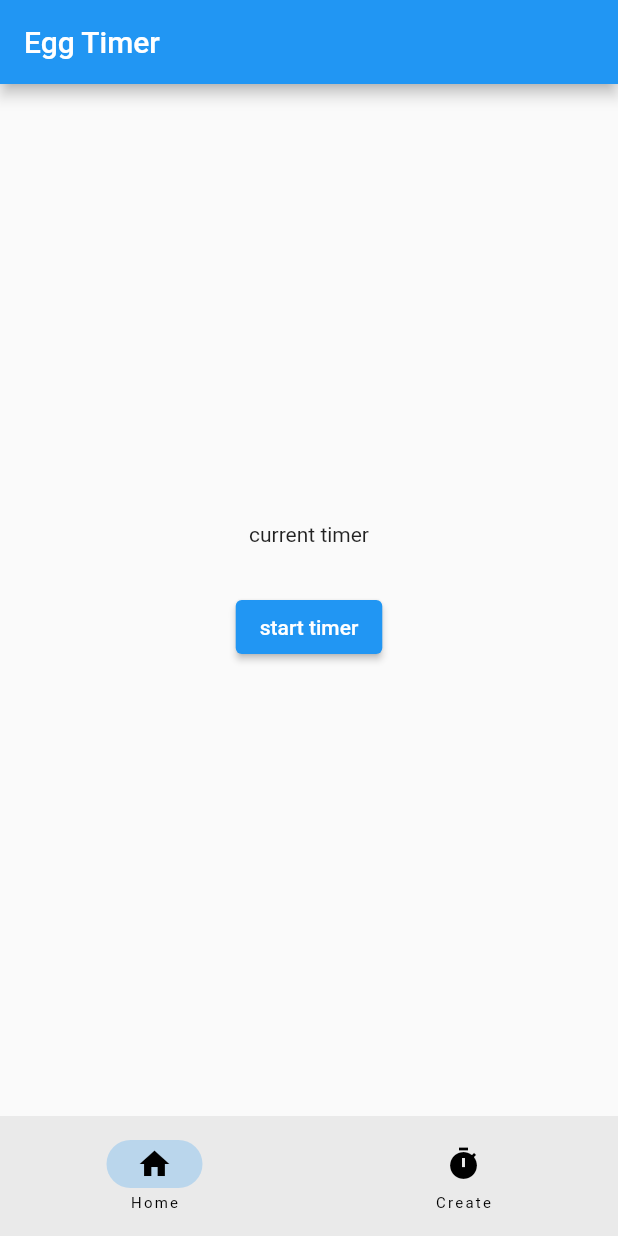
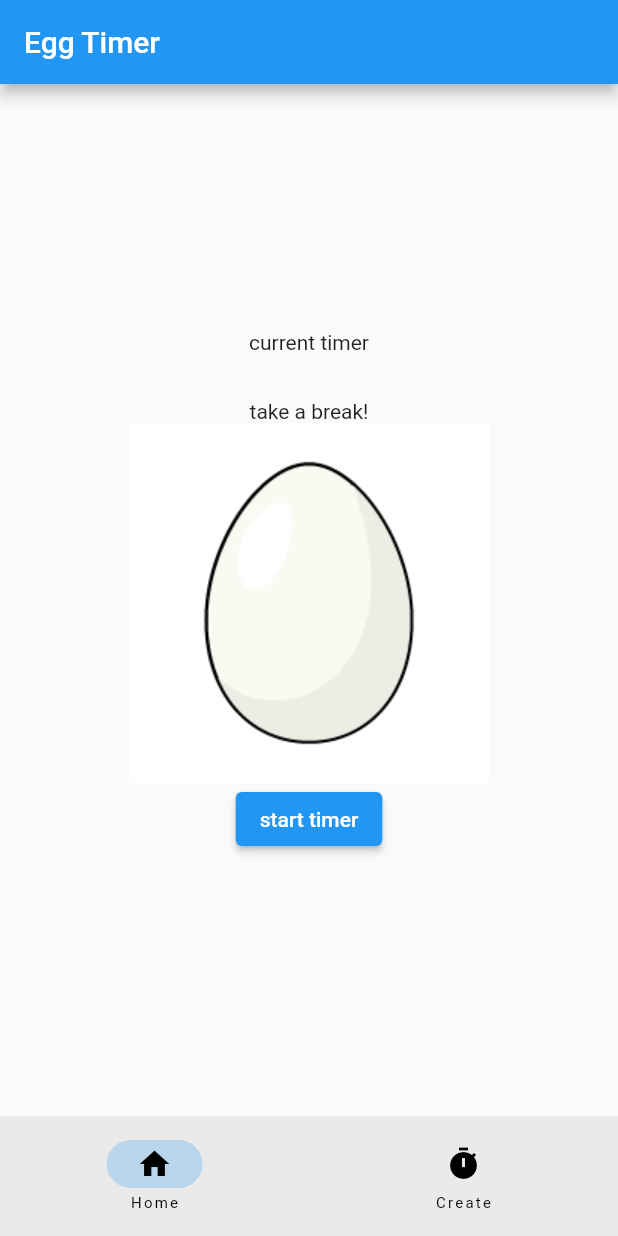
Before and after one commit to Chris-Coleongco/flutter_pomodoro, a Flutter app: the screen it shows after launch, after a tap on "start timer", on a phone screen of 412 x 824 dp. Run offline on Flutter 3.47's test engine with Material 2 defaults, Android fonts, the phone set to English and light mode, and no system bars; our stand-ins replace shared_preferences.

Commit message:
IT WORKS

```diff
--- a/lib/main.dart
+++ b/lib/main.dart
@@ -11,6 +11,11 @@ int savedRestTime = 0;
 String savedAvatar = '';
 
 String durationTypeA = '';
+
+StreamController<String> _durationTypeController =
+    StreamController<String>.broadcast();
+Stream<String> get durationTypeStream => _durationTypeController.stream;
+
 _retrieveTimerInfo() async {
   final prefs = await SharedPreferences.getInstance();
   savedWorkOnTime = prefs.getInt('workOnTime') ?? -1;
@@ -52,16 +57,17 @@ runTimerRecursive() {
       print('divisible');
     } else if (difference % (savedWorkOnTime + savedRestTime) != 0) {
       int remainder = difference % (savedWorkOnTime + savedRestTime);
-
-      if (_isActive == true) {
       if (remainder <= savedWorkOnTime) {
         durationTypeA = 'work';
-        } else if (remainder > savedWorkOnTime) {
+        print('SHOULD RETURN WORK');
+        _durationTypeController.add(durationTypeA);
+      } else {
         durationTypeA = 'rest';
+        print('SHOULD RETURN REST');
+        _durationTypeController.add(durationTypeA);
       }
 
       print(durationTypeA);
-      }
     }
   });
 }
@@ -270,41 +276,20 @@ class _CurrentTimerWidgetState extends State<CurrentTimer> {
   }
 
   Widget build(BuildContext context) {
-    // USE A STREAM BUILDER
-    // USE A STREAM BUILDER
-    // USE A STREAM BUILDER
-    // USE A STREAM BUILDER
-    // USE A STREAM BUILDER
-    // USE A STREAM BUILDER
-    // USE A STREAM BUILDER
-    // USE A STREAM BUILDER
-    // USE A STREAM BUILDER
-    // USE A STREAM BUILDER
-    // USE A STREAM BUILDER
-    // USE A STREAM BUILDER
-    // USE A STREAM BUILDER
-    // USE A STREAM BUILDER
-    /*StreamBuilder<int>(
-      stream: myStream, // Your stream instance
-      builder: (BuildContext context, AsyncSnapshot<int> snapshot) {
-        // Build your UI based on the stream's data
-        if (snapshot.connectionState == ConnectionState.waiting) {
-          return CircularProgressIndicator();
-        } else if (snapshot.hasError) {
-          return Text('Error: ${snapshot.error}');
-        } else {
-          final data = snapshot.data;
-          return Text('Data: $data');
-        }
-      },
-    ); */
-
     return Center(
       child: Padding(
         padding: const EdgeInsets.all(10),
-            child: Column(
+        child: StreamBuilder<String>(
+          stream: durationTypeStream, // Use the stream you've set up
+          initialData: durationTypeA, // Provide the initial value
+          builder: (context, snapshot) {
+            final currentDurationType = snapshot.data ?? durationTypeA;
+
+            print('Stream value: $currentDurationType');
+
+            return Column(
               children: [
-                durationType == 'work'
+                currentDurationType == 'work'
                     ? Column(
                         mainAxisAlignment: MainAxisAlignment.center,
                         children: [
@@ -313,7 +298,7 @@ class _CurrentTimerWidgetState extends State<CurrentTimer> {
                           Image(image: AssetImage('assets/eggs/chick-pio.gif'))
                         ],
                       )
-                    : durationType == 'rest'
+                    : currentDurationType == 'rest'
                         ? Column(
                             mainAxisAlignment: MainAxisAlignment.center,
                             children: [
@@ -326,21 +311,24 @@ class _CurrentTimerWidgetState extends State<CurrentTimer> {
                   onPressed: () {
                     startTimer();
                     runTimerRecursive();
-                      Timer.periodic(const Duration(seconds: 1), (timer) {
-                        print('checked');
-                        if (durationType == 'work') {
-                          setState(() {
-                            durationType = 'rest';
-                          });
-                        } else if (durationType == 'rest') {
-                          setState(() {
-                            durationType = 'work';
-                          });
-                        }
-                      });
-                    },
-                    child: const Text('start timer'))
-              ],
-            )));
+                    if (_isActive) {
+                      // Toggle between 'work' and 'rest' when the button is pressed
+                      if (currentDurationType == 'work') {
+                        // Add the new value to the stream
+                        _durationTypeController.add('rest');
+                      } else if (currentDurationType == 'rest') {
+                        // Add the new value to the stream
+                        _durationTypeController.add('work');
                       }
                     }
+                  },
+                  child: const Text('start timer'),
+                ),
+              ],
+            );
+          },
+        ),
+      ),
+    );
+  }
+}
```
Lines whose indentation alone changed are shown as unchanged.
